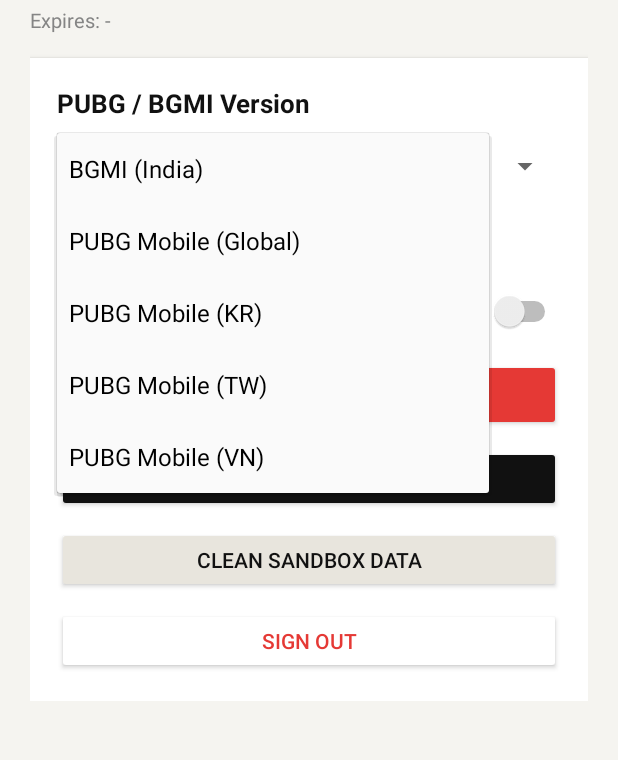
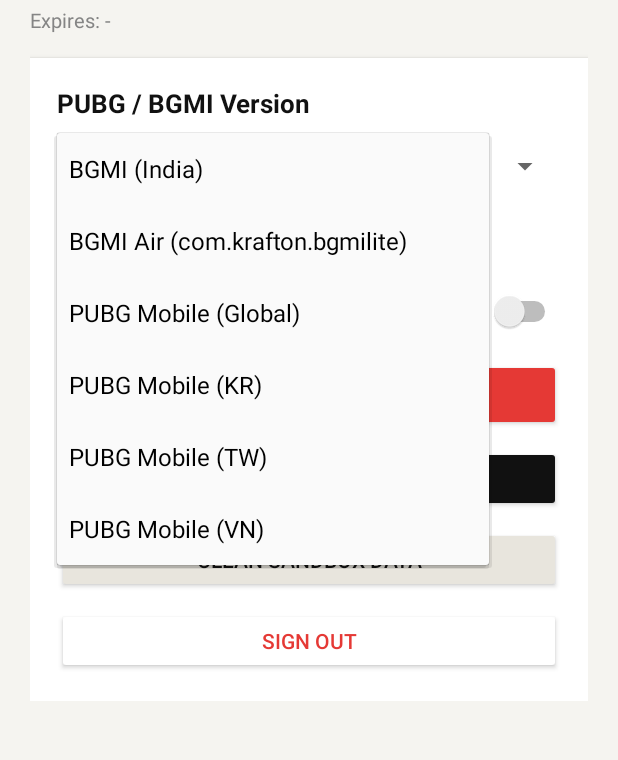
Before and after one commit to ravipacharpro-jpg/MundoLoader, an Android app: the MainActivity screen opened directly, with no data from a screen before it, after a tap on "BGMI (India)", on a phone screen of 412 x 824 dp, the part 74-834 px from its top. Run offline under Robolectric (Android 15) with nearby library versions, the phone set to English and light mode, and no system bars; libraries missing offline, so code that uses them is left out: com.featurestic.mundo, net_62v.external; 6 statements that could not run were skipped.

Commit message:
Add BGMI Air (com.krafton.bgmilite) to version selector and manifest queries

```diff
--- a/app/src/main/AndroidManifest.xml
+++ b/app/src/main/AndroidManifest.xml
@@ -8,6 +8,7 @@
 
     <queries>
         <package android:name="com.pubg.imobile" />
+        <package android:name="com.krafton.bgmilite" />
         <package android:name="com.tencent.ig" />
         <package android:name="com.pubg.krmobile" />
         <package android:name="com.rekoo.pubgm" />
--- a/app/src/main/java/com/rdx/mundoloader/MainActivity.java
+++ b/app/src/main/java/com/rdx/mundoloader/MainActivity.java
@@ -29,6 +29,7 @@ import net_62v.external.MetaPackageManager;
 public class MainActivity extends AppCompatActivity {
     private static final String[] GAME_LABELS = {
             "BGMI (India)",
+            "BGMI Air (com.krafton.bgmilite)",
             "PUBG Mobile (Global)",
             "PUBG Mobile (KR)",
             "PUBG Mobile (TW)",
@@ -36,6 +37,7 @@ public class MainActivity extends AppCompatActivity {
     };
     private static final String[] GAME_PKGS = {
             "com.pubg.imobile",
+            "com.krafton.bgmilite",
             "com.tencent.ig",
             "com.pubg.krmobile",
             "com.rekoo.pubgm",
```
Also changed, not shown: 1 other file.
